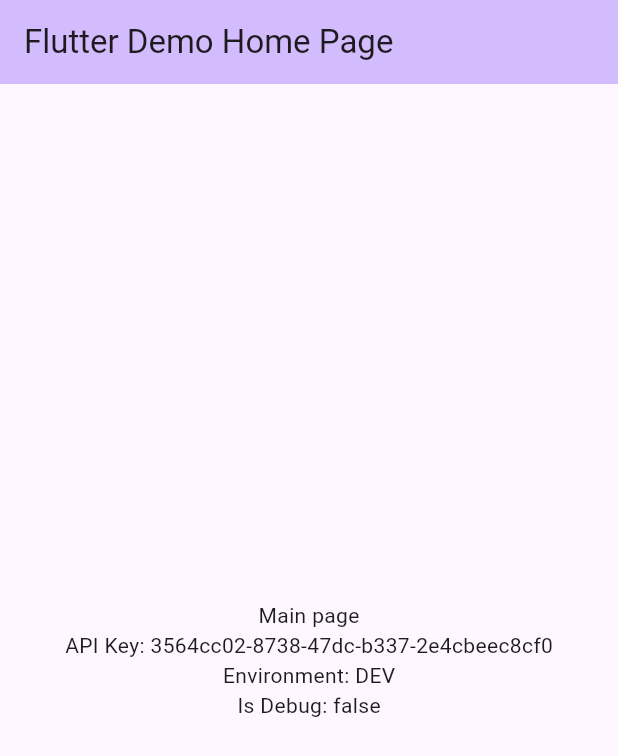
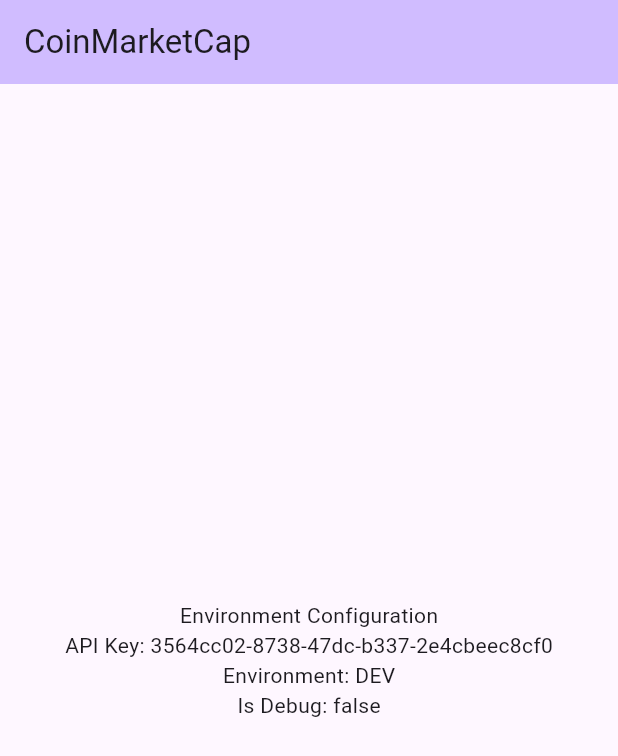
Before and after one commit to dias-rafael/mb-desafio-flutter, a Flutter app: the screen it shows after launch, on a phone screen of 412 x 824 dp. Shown: the top 756 px of the screen. Run offline on Flutter 3.47's test engine with Material 3 defaults, Android fonts, the phone set to English and light mode, and no system bars; our stand-ins replace flutter_dotenv.

Commit message:
(feat) Create app root view file

```diff
--- /dev/null
+++ b/lib/app_root/app_root_view.dart
@@ -0,0 +1,35 @@
+import 'package:coinmarketcap/bootstraps/environment_config.dart';
+import 'package:flutter/material.dart';
+
+class AppRootView extends StatelessWidget {
+  const AppRootView({required this.environmentConfig, super.key});
+
+  final EnvironmentConfig environmentConfig;
+
+  @override
+  Widget build(BuildContext context) {
+    return MaterialApp(
+      title: 'CoinMarketCap',
+      theme: ThemeData(
+        colorScheme: ColorScheme.fromSeed(seedColor: Colors.deepPurple),
+      ),
+      home: Scaffold(
+        appBar: AppBar(
+          backgroundColor: Theme.of(context).colorScheme.inversePrimary,
+          title: Text('CoinMarketCap'),
+        ),
+        body: Center(
+          child: Column(
+            mainAxisAlignment: MainAxisAlignment.center,
+            children: <Widget>[
+              const Text('Environment Configuration'),
+              Text('API Key: ${environmentConfig.apiKey}'),
+              Text('Environment: ${environmentConfig.environment.name}'),
+              Text('Is Debug: ${environmentConfig.isDebug}'),
+            ],
+          ),
+        ),
+      ),
+    );
+  }
+}
--- a/lib/main.dart
+++ b/lib/main.dart
@@ -1,5 +1,6 @@
 import 'dart:async';
 
+import 'package:coinmarketcap/app_root/app_root_view.dart';
 import 'package:coinmarketcap/app_root/error_view.dart';
 import 'package:coinmarketcap/bootstraps/environment_config.dart';
 import 'package:flutter/material.dart';
@@ -15,7 +16,7 @@ void main() async {
 
         final environmentConfig = EnvironmentConfig.fromEnv(dotenv.env);
 
-        runApp(MyApp(environmentConfig: environmentConfig));
+        runApp(AppRootView(environmentConfig: environmentConfig));
       } catch (e, stackTrace) {
         runApp(ErrorView(error: e.toString(), stackTrace: stackTrace));
 
@@ -36,60 +37,3 @@ void main() async {
     },
   );
 }
-
-class MyApp extends StatelessWidget {
-  const MyApp({required this.environmentConfig, super.key});
-
-  final EnvironmentConfig environmentConfig;
-
-  @override
-  Widget build(BuildContext context) {
-    return MaterialApp(
-      title: 'Flutter Demo',
-      theme: ThemeData(
-        colorScheme: ColorScheme.fromSeed(seedColor: Colors.deepPurple),
-      ),
-      home: MyHomePage(
-        title: 'Flutter Demo Home Page',
-        environmentConfig: environmentConfig,
-      ),
-    );
-  }
-}
-
-class MyHomePage extends StatefulWidget {
-  const MyHomePage({
-    super.key,
-    required this.title,
-    required this.environmentConfig,
-  });
-
-  final String title;
-  final EnvironmentConfig environmentConfig;
-
-  @override
-  State<MyHomePage> createState() => _MyHomePageState();
-}
-
-class _MyHomePageState extends State<MyHomePage> {
-  @override
-  Widget build(BuildContext context) {
-    return Scaffold(
-      appBar: AppBar(
-        backgroundColor: Theme.of(context).colorScheme.inversePrimary,
-        title: Text(widget.title),
-      ),
-      body: Center(
-        child: Column(
-          mainAxisAlignment: MainAxisAlignment.center,
-          children: <Widget>[
-            const Text('Main page'),
-            Text('API Key: ${widget.environmentConfig.apiKey}'),
-            Text('Environment: ${widget.environmentConfig.environment.name}'),
-            Text('Is Debug: ${widget.environmentConfig.isDebug}'),
-          ],
-        ),
-      ),
-    );
-  }
-}
```
